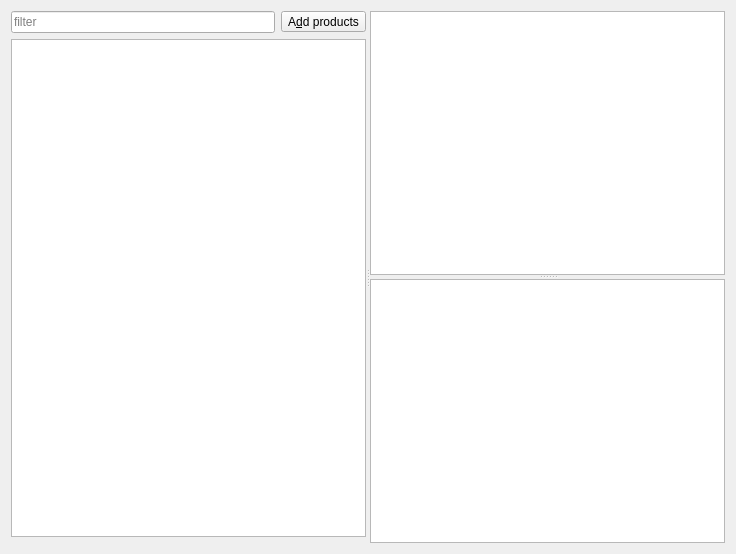
Above: src/ui/TabProductsWidget.ui from wnt-zhp/zarlock-cpp before the change. Below: the same form after it.
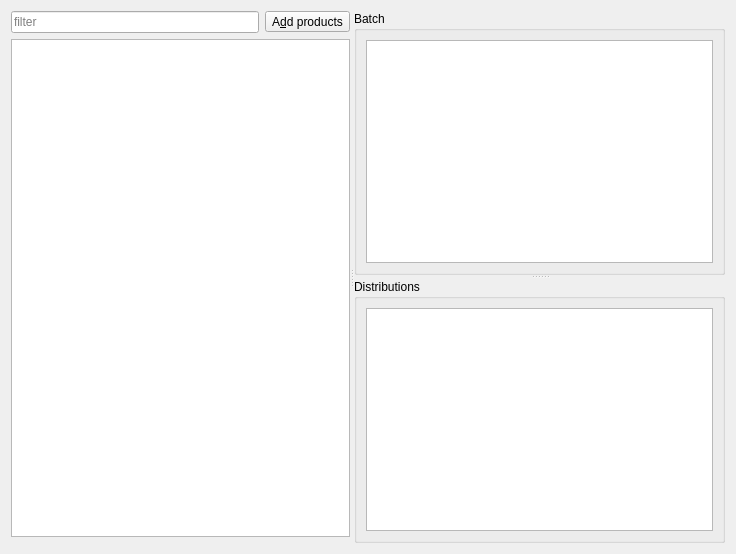
That is the form after the change. Custom widgets are drawn as their Qt base class.

Commit message: Partial solution for #141

The edit to the form file:
```diff
--- a/src/ui/TabProductsWidget.ui
+++ b/src/ui/TabProductsWidget.ui
@@ -61,6 +61,12 @@
       <property name="orientation">
        <enum>Qt::Vertical</enum>
       </property>
+      <widget class="QGroupBox" name="groupBox_batch">
+       <property name="title">
+        <string>Batch</string>
+       </property>
+       <layout class="QVBoxLayout" name="verticalLayout_3">
+        <item>
       <widget class="BatchTableView" name="table_batchbyid">
        <property name="selectionBehavior">
         <enum>QAbstractItemView::SelectRows</enum>
@@ -69,6 +75,15 @@
         <number>20</number>
        </attribute>
       </widget>
+        </item>
+       </layout>
+      </widget>
+      <widget class="QGroupBox" name="groupBox_distributions">
+       <property name="title">
+        <string>Distributions</string>
+       </property>
+       <layout class="QVBoxLayout" name="verticalLayout_2">
+        <item>
       <widget class="DistributorTableView" name="table_distributorbyid">
        <property name="selectionBehavior">
         <enum>QAbstractItemView::SelectRows</enum>
@@ -76,6 +91,9 @@
        <attribute name="verticalHeaderDefaultSectionSize">
         <number>20</number>
        </attribute>
+         </widget>
+        </item>
+       </layout>
       </widget>
      </widget>
     </widget>
```
Lines whose indentation alone changed are shown as unchanged.
